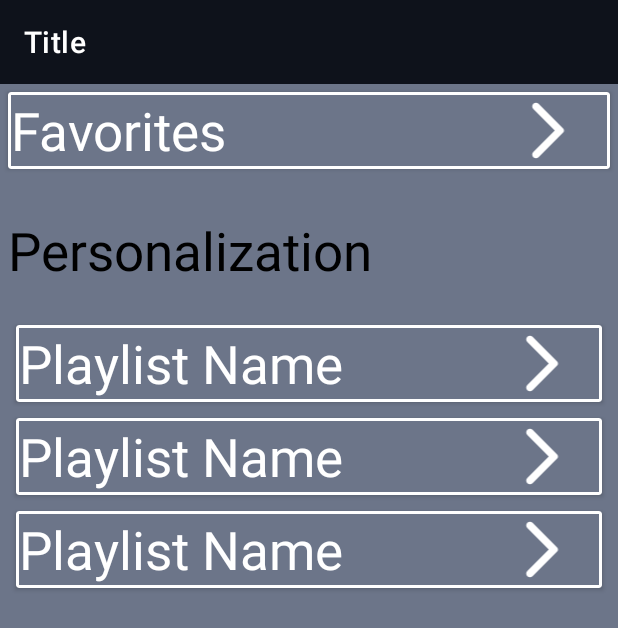
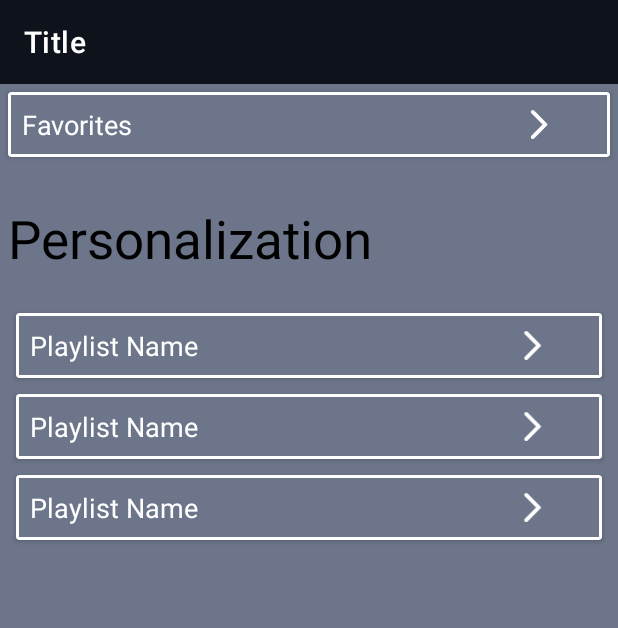
Before and after one commit to Chandigarh-University-students/Music-Player, an Android app: the layout fragment_playlists.xml on its own in the app's theme, with its tools: preview values and no code run, on a phone screen of 412 x 824 dp. Shown: the top 628 px of the screen. Run offline under Robolectric (Android 15) with nearby library versions, the phone set to English and light mode, and no system bars.

Commit message:
Adjusted Playlist Fragment

```diff
--- a/app/src/main/res/layout/fragment_playlists.xml
+++ b/app/src/main/res/layout/fragment_playlists.xml
@@ -24,6 +24,7 @@
             android:layout_height="match_parent"
             android:background="@color/backgroundColor"
             android:orientation="horizontal"
+            android:padding="7dp"
             android:layout_margin="2dp"
             android:weightSum="5">
             <TextView
@@ -33,7 +34,7 @@
                 android:layout_weight="4"
                 android:text="@string/favorites"
                 android:textColor="@color/whiteText"
-                android:textSize="@dimen/big_text"/>
+                android:textSize="@dimen/text_thin"/>
 
             <ImageView
                 android:id="@+id/leftArrow"
--- a/app/src/main/res/layout/single_playlist_item.xml
+++ b/app/src/main/res/layout/single_playlist_item.xml
@@ -5,7 +5,6 @@
     android:layout_width="match_parent"
     android:layout_margin="5dp"
     android:background="@color/backgroundColor"
-    android:padding="10dp"
     android:layout_height="wrap_content"
     android:layout_below="@id/toolbar" >
     <LinearLayout
@@ -13,6 +12,7 @@
         android:layout_height="match_parent"
         android:background="@color/backgroundColor"
         android:orientation="horizontal"
+        android:padding="7dp"
         android:layout_margin="2dp"
         android:weightSum="5">
         <TextView
@@ -22,7 +22,7 @@
             android:layout_weight="4"
             android:text="@string/playlist_name"
             android:textColor="@color/whiteText"
-            android:textSize="@dimen/big_text"/>
+            android:textSize="@dimen/text_thin"/>
 
         <ImageView
             android:id="@+id/rightArrow"
```
